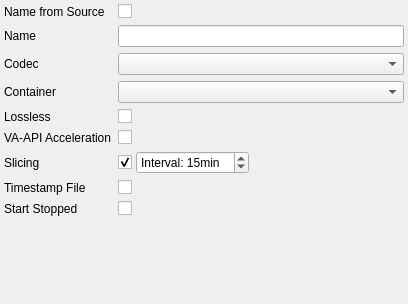
Before: the Qt Designer form src/modules/videorecorder/recordersettingsdialog.ui in syntalos/syntalos, drawn with Qt 5.
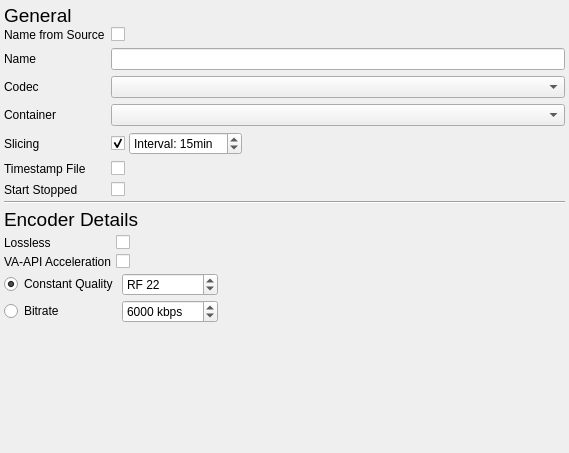
After: the same form once the commit is applied. Icons and pictures are not drawn.

Commit message: videorecorder: Update encoder settings UI for upcoming new options

The edit to the form file:
```diff
--- a/src/modules/videorecorder/recordersettingsdialog.ui
+++ b/src/modules/videorecorder/recordersettingsdialog.ui
@@ -6,8 +6,8 @@
    <rect>
     <x>0</x>
     <y>0</y>
-    <width>408</width>
-    <height>304</height>
+    <width>569</width>
+    <height>453</height>
    </rect>
   </property>
   <property name="windowTitle">
@@ -30,6 +30,42 @@
     <number>4</number>
    </property>
    <item>
+    <widget class="QWidget" name="widget_2" native="true">
+     <layout class="QVBoxLayout" name="verticalLayout_2">
+      <property name="spacing">
+       <number>0</number>
+      </property>
+      <property name="leftMargin">
+       <number>0</number>
+      </property>
+      <property name="topMargin">
+       <number>0</number>
+      </property>
+      <property name="rightMargin">
+       <number>0</number>
+      </property>
+      <property name="bottomMargin">
+       <number>0</number>
+      </property>
+      <item>
+       <widget class="QLabel" name="label">
+        <property name="sizePolicy">
+         <sizepolicy hsizetype="Preferred" vsizetype="Maximum">
+          <horstretch>0</horstretch>
+          <verstretch>0</verstretch>
+         </sizepolicy>
+        </property>
+        <property name="font">
+         <font>
+          <pointsize>14</pointsize>
+         </font>
+        </property>
+        <property name="text">
+         <string>General</string>
+        </property>
+       </widget>
+      </item>
+      <item>
     <layout class="QFormLayout" name="formLayout_2">
      <property name="horizontalSpacing">
       <number>6</number>
@@ -43,6 +79,13 @@
      <property name="bottomMargin">
       <number>0</number>
      </property>
+        <item row="0" column="0">
+         <widget class="QLabel" name="nameFromSourceLabel">
+          <property name="text">
+           <string>Name from Source</string>
+          </property>
+         </widget>
+        </item>
      <item row="1" column="0">
       <widget class="QLabel" name="nameLabel">
        <property name="text">
@@ -82,65 +125,44 @@
       </widget>
      </item>
      <item row="4" column="0">
-      <widget class="QLabel" name="losslessLabel">
-       <property name="text">
-        <string>Lossless</string>
-       </property>
-      </widget>
-     </item>
-     <item row="4" column="1">
-      <widget class="QCheckBox" name="losslessCheckBox">
-       <property name="toolTip">
-        <string>Switch video codec to lossless compression mode, if it supports that</string>
-       </property>
-      </widget>
-     </item>
-     <item row="6" column="0">
       <widget class="QLabel" name="slicingLabel">
        <property name="text">
         <string>Slicing</string>
        </property>
       </widget>
      </item>
-     <item row="7" column="0">
+        <item row="5" column="0">
       <widget class="QLabel" name="timestampFileLabel">
        <property name="text">
         <string>Timestamp File</string>
        </property>
       </widget>
      </item>
-     <item row="7" column="1">
+        <item row="5" column="1">
       <widget class="QCheckBox" name="timestampFileCheckBox">
        <property name="checked">
         <bool>false</bool>
        </property>
       </widget>
      </item>
-     <item row="0" column="0">
-      <widget class="QLabel" name="nameFromSourceLabel">
-       <property name="text">
-        <string>Name from Source</string>
-       </property>
-      </widget>
-     </item>
-     <item row="0" column="1">
-      <widget class="QCheckBox" name="nameFromSrcCheckBox"/>
-     </item>
-     <item row="8" column="0">
+        <item row="6" column="0">
       <widget class="QLabel" name="startStoppedLabel">
        <property name="text">
         <string>Start Stopped</string>
        </property>
       </widget>
      </item>
-     <item row="8" column="1">
+        <item row="6" column="1">
       <widget class="QCheckBox" name="startStoppedCheckBox">
        <property name="toolTip">
         <string>Start in stopped, non-recording state and wait for a control signal</string>
        </property>
       </widget>
      </item>
-     <item row="6" column="1">
+        <item row="0" column="1">
+         <widget class="QCheckBox" name="nameFromSrcCheckBox"/>
+        </item>
+        <item row="4" column="1">
       <widget class="QWidget" name="widget" native="true">
        <layout class="QHBoxLayout" name="horizontalLayout">
         <property name="spacing">
@@ -220,14 +242,67 @@
        </layout>
       </widget>
      </item>
-     <item row="5" column="0">
+       </layout>
+      </item>
+     </layout>
+    </widget>
+   </item>
+   <item>
+    <widget class="QWidget" name="widget_4" native="true">
+     <layout class="QVBoxLayout" name="verticalLayout_3">
+      <property name="spacing">
+       <number>4</number>
+      </property>
+      <property name="leftMargin">
+       <number>0</number>
+      </property>
+      <property name="topMargin">
+       <number>0</number>
+      </property>
+      <property name="rightMargin">
+       <number>0</number>
+      </property>
+      <property name="bottomMargin">
+       <number>0</number>
+      </property>
+      <item>
+       <widget class="Line" name="line">
+        <property name="orientation">
+         <enum>Qt::Horizontal</enum>
+        </property>
+       </widget>
+      </item>
+      <item>
+       <widget class="QLabel" name="label_2">
+        <property name="sizePolicy">
+         <sizepolicy hsizetype="Preferred" vsizetype="Maximum">
+          <horstretch>0</horstretch>
+          <verstretch>0</verstretch>
+         </sizepolicy>
+        </property>
+        <property name="font">
+         <font>
+          <pointsize>14</pointsize>
+         </font>
+        </property>
+        <property name="text">
+         <string>Encoder Details</string>
+        </property>
+       </widget>
+      </item>
+      <item>
+       <layout class="QFormLayout" name="formLayout">
+        <property name="fieldGrowthPolicy">
+         <enum>QFormLayout::ExpandingFieldsGrow</enum>
+        </property>
+        <item row="1" column="0">
       <widget class="QLabel" name="vaapiLabel">
        <property name="text">
         <string>VA-API Acceleration</string>
        </property>
       </widget>
      </item>
-     <item row="5" column="1">
+        <item row="1" column="1">
       <widget class="QCheckBox" name="vaapiCheckBox">
        <property name="font">
         <font>
@@ -242,7 +317,135 @@
        </property>
       </widget>
      </item>
-    </layout>
+        <item row="0" column="1">
+         <widget class="QCheckBox" name="losslessCheckBox">
+          <property name="toolTip">
+           <string>Switch video codec to lossless compression mode, if it supports that</string>
+          </property>
+         </widget>
+        </item>
+        <item row="0" column="0">
+         <widget class="QLabel" name="losslessLabel">
+          <property name="text">
+           <string>Lossless</string>
+          </property>
+         </widget>
+        </item>
+       </layout>
+      </item>
+     </layout>
+    </widget>
+   </item>
+   <item>
+    <widget class="QWidget" name="brqWidget" native="true">
+     <layout class="QHBoxLayout" name="horizontalLayout_2">
+      <property name="spacing">
+       <number>0</number>
+      </property>
+      <property name="leftMargin">
+       <number>0</number>
+      </property>
+      <property name="topMargin">
+       <number>0</number>
+      </property>
+      <property name="rightMargin">
+       <number>0</number>
+      </property>
+      <property name="bottomMargin">
+       <number>0</number>
+      </property>
+      <item>
+       <widget class="QWidget" name="widget_3" native="true">
+        <layout class="QGridLayout" name="gridLayout">
+         <property name="leftMargin">
+          <number>0</number>
+         </property>
+         <property name="topMargin">
+          <number>0</number>
+         </property>
+         <property name="rightMargin">
+          <number>0</number>
+         </property>
+         <property name="bottomMargin">
+          <number>0</number>
+         </property>
+         <property name="spacing">
+          <number>4</number>
+         </property>
+         <item row="3" column="0">
+          <widget class="QRadioButton" name="radioButton_2">
+           <property name="text">
+            <string>Bitrate</string>
+           </property>
+          </widget>
+         </item>
+         <item row="3" column="1">
+          <widget class="QSpinBox" name="bitrateSpinBox">
+           <property name="suffix">
+            <string> kbps</string>
+           </property>
+           <property name="maximum">
+            <number>1000000</number>
+           </property>
+           <property name="value">
+            <number>6000</number>
+           </property>
+          </widget>
+         </item>
+         <item row="2" column="1">
+          <widget class="QSpinBox" name="qualitySpinBox">
+           <property name="prefix">
+            <string>RF </string>
+           </property>
+           <property name="maximum">
+            <number>51</number>
+           </property>
+           <property name="value">
+            <number>22</number>
+           </property>
+          </widget>
+         </item>
+         <item row="2" column="0">
+          <widget class="QRadioButton" name="radioButton">
+           <property name="text">
+            <string>Constant Quality</string>
+           </property>
+           <property name="checked">
+            <bool>true</bool>
+           </property>
+          </widget>
+         </item>
+        </layout>
+       </widget>
+      </item>
+      <item>
+       <spacer name="horizontalSpacer_2">
+        <property name="orientation">
+         <enum>Qt::Horizontal</enum>
+        </property>
+        <property name="sizeHint" stdset="0">
+         <size>
+          <width>296</width>
+          <height>20</height>
+         </size>
+        </property>
+       </spacer>
+      </item>
+     </layout>
+    </widget>
+   </item>
+   <item>
+    <spacer name="verticalSpacer">
+     <property name="orientation">
+      <enum>Qt::Vertical</enum>
+     </property>
+     <property name="sizeHint" stdset="0">
+      <size>
+       <width>20</width>
+       <height>40</height>
+      </size>
+     </property>
+    </spacer>
    </item>
   </layout>
  </widget>
```
Left out of the diff: 35 changed lines with no effect on the pictures. Lines whose indentation alone changed are shown as unchanged. The commit also changes 1 other file.
